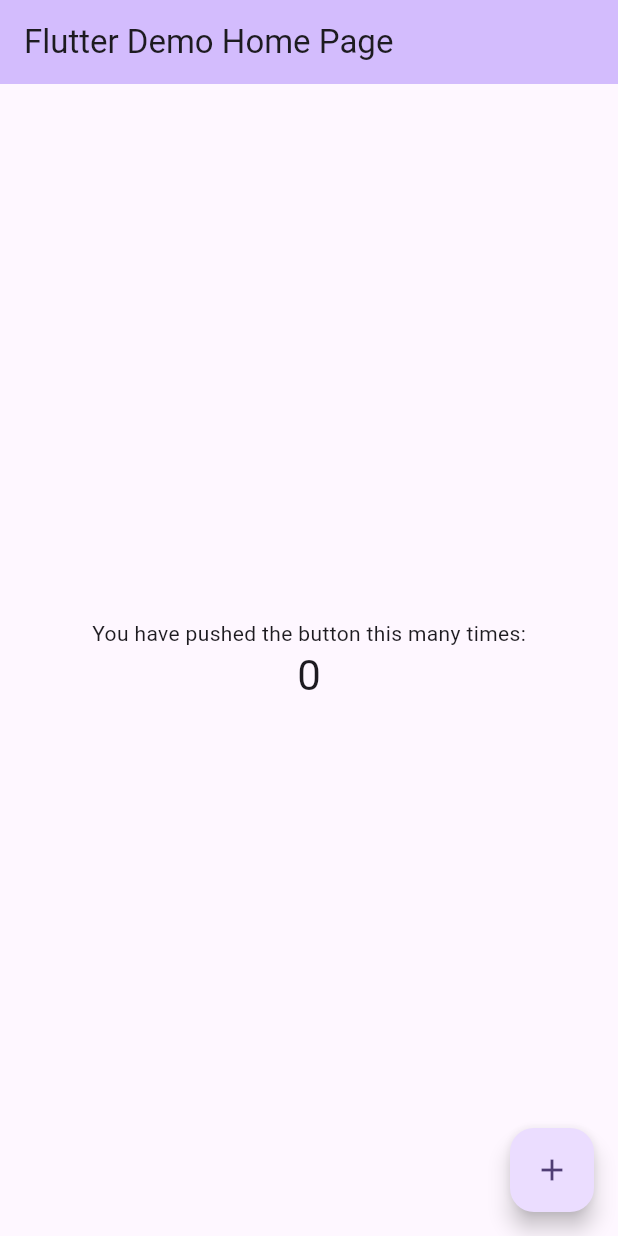
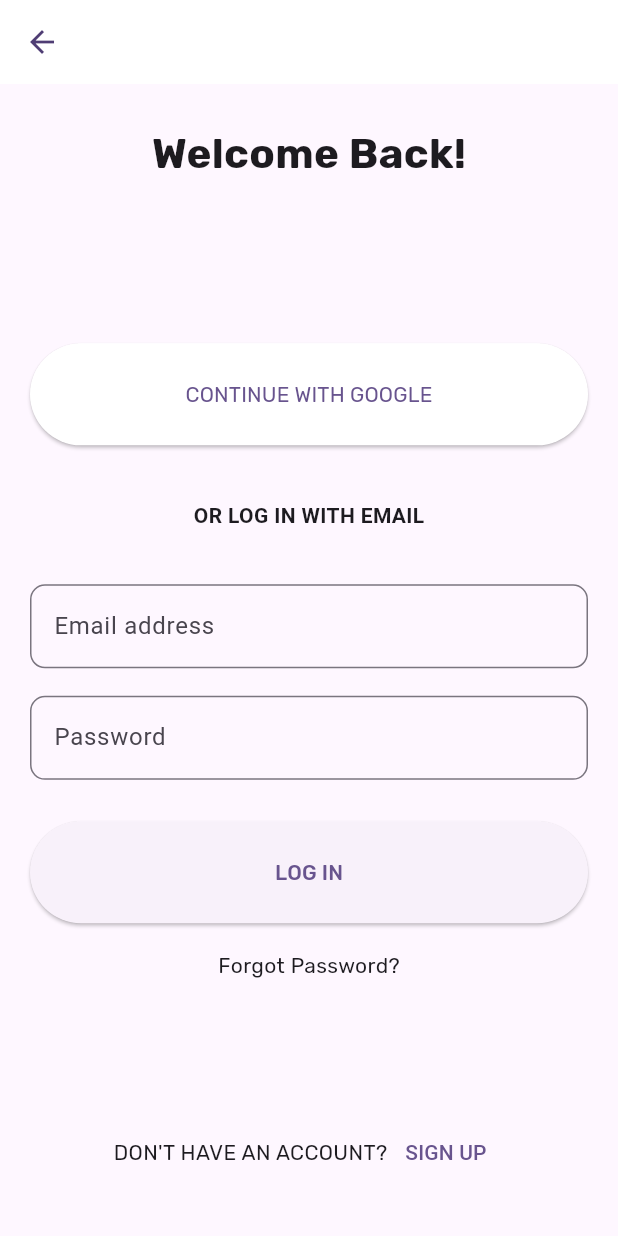
Before and after one commit to mertaksoyy/GoodPlace, a Flutter app: the screen it shows after launch, on a phone screen of 412 x 824 dp. Run offline on Flutter 3.47's test engine with Material 3 defaults, Android fonts, the phone set to English and light mode, and no system bars; our stand-ins replace firebase_core, google_fonts; accounts and stored records are empty.

Commit message:
Sign-in View

```diff
--- /dev/null
+++ b/goodplace/lib/constants/routes.dart
@@ -0,0 +1,3 @@
+const signInViewRoute = '/sign-in';
+const signUpViewRoute = '/sign-up';
+const verifyEmailViewRoute = 'verify-email';
--- a/goodplace/lib/main.dart
+++ b/goodplace/lib/main.dart
@@ -1,4 +1,6 @@
 import 'package:flutter/material.dart';
+import 'package:goodplace/constants/routes.dart';
+import 'package:goodplace/views/sign_in_view.dart';
 
 void main() {
   runApp(const MyApp());
@@ -12,114 +14,31 @@
   Widget build(BuildContext context) {
     return MaterialApp(
       title: 'Flutter Demo',
+      debugShowCheckedModeBanner: false,
       theme: ThemeData(
-        // This is the theme of your application.
-        //
-        // TRY THIS: Try running your application with "flutter run". You'll see
-        // the application has a purple toolbar. Then, without quitting the app,
-        // try changing the seedColor in the colorScheme below to Colors.green
-        // and then invoke "hot reload" (save your changes or press the "hot
-        // reload" button in a Flutter-supported IDE, or press "r" if you used
-        // the command line to start the app).
-        //
-        // Notice that the counter didn't reset back to zero; the application
-        // state is not lost during the reload. To reset the state, use hot
-        // restart instead.
-        //
-        // This works for code too, not just values: Most code changes can be
-        // tested with just a hot reload.
         colorScheme: ColorScheme.fromSeed(seedColor: Colors.deepPurple),
         useMaterial3: true,
       ),
-      home: const MyHomePage(title: 'Flutter Demo Home Page'),
+      routes: {
+        '/': (context) => const SignInView(),
+        signInViewRoute: (context) => const SignInView(),
+        //signUpViewRoute: (context) => const SignUpView(),
+      },
     );
   }
 }
 
-class MyHomePage extends StatefulWidget {
+class MyHomePage extends StatelessWidget {
+  final String title;
   const MyHomePage({super.key, required this.title});
-
-  // This widget is the home page of your application. It is stateful, meaning
-  // that it has a State object (defined below) that contains fields that affect
-  // how it looks.
-
-  // This class is the configuration for the state. It holds the values (in this
-  // case the title) provided by the parent (in this case the App widget) and
-  // used by the build method of the State. Fields in a Widget subclass are
-  // always marked "final".
-
-  final String title;
-
-  @override
-  State<MyHomePage> createState() => _MyHomePageState();
-}
-
-class _MyHomePageState extends State<MyHomePage> {
-  int _counter = 0;
-
-  void _incrementCounter() {
-    setState(() {
-      // This call to setState tells the Flutter framework that something has
-      // changed in this State, which causes it to rerun the build method below
-      // so that the display can reflect the updated values. If we changed
-      // _counter without calling setState(), then the build method would not be
-      // called again, and so nothing would appear to happen.
-      _counter++;
-    });
-  }
 
   @override
   Widget build(BuildContext context) {
-    // This method is rerun every time setState is called, for instance as done
-    // by the _incrementCounter method above.
-    //
-    // The Flutter framework has been optimized to make rerunning build methods
-    // fast, so that you can just rebuild anything that needs updating rather
-    // than having to individually change instances of widgets.
     return Scaffold(
       appBar: AppBar(
-        // TRY THIS: Try changing the color here to a specific color (to
-        // Colors.amber, perhaps?) and trigger a hot reload to see the AppBar
-        // change color while the other colors stay the same.
-        backgroundColor: Theme.of(context).colorScheme.inversePrimary,
-        // Here we take the value from the MyHomePage object that was created by
-        // the App.build method, and use it to set our appbar title.
-        title: Text(widget.title),
+        title: const Text('desiufh'),
       ),
-      body: Center(
-        // Center is a layout widget. It takes a single child and positions it
-        // in the middle of the parent.
-        child: Column(
-          // Column is also a layout widget. It takes a list of children and
-          // arranges them vertically. By default, it sizes itself to fit its
-          // children horizontally, and tries to be as tall as its parent.
-          //
-          // Column has various properties to control how it sizes itself and
-          // how it positions its children. Here we use mainAxisAlignment to
-          // center the children vertically; the main axis here is the vertical
-          // axis because Columns are vertical (the cross axis would be
-          // horizontal).
-          //
-          // TRY THIS: Invoke "debug painting" (choose the "Toggle Debug Paint"
-          // action in the IDE, or press "p" in the console), to see the
-          // wireframe for each widget.
-          mainAxisAlignment: MainAxisAlignment.center,
-          children: <Widget>[
-            const Text(
-              'You have pushed the button this many times:',
-            ),
-            Text(
-              '$_counter',
-              style: Theme.of(context).textTheme.headlineMedium,
-            ),
-          ],
-        ),
-      ),
-      floatingActionButton: FloatingActionButton(
-        onPressed: _incrementCounter,
-        tooltip: 'Increment',
-        child: const Icon(Icons.add),
-      ), // This trailing comma makes auto-formatting nicer for build methods.
+      body: Image.asset('assets/images/welcome.png'),
     );
   }
 }
--- /dev/null
+++ b/goodplace/lib/views/sign_in_view.dart
@@ -0,0 +1,171 @@
+import 'package:flutter/material.dart';
+import 'package:google_fonts/google_fonts.dart';
+
+class SignInView extends StatefulWidget {
+  const SignInView({super.key});
+
+  @override
+  State<SignInView> createState() => _MyWidgetState();
+}
+
+class _MyWidgetState extends State<SignInView> {
+  final String screenMessage = 'Welcome Back!';
+  final String gButtonMessage = 'CONTINUE WITH GOOGLE';
+  final String textMessage1 = 'OR LOG IN WITH EMAIL';
+
+  final String lastMessage1 = "DON'T HAVE AN ACCOUNT?";
+  final String lastMessage2 = " SIGN UP";
+
+  late final TextEditingController emailController;
+  late final TextEditingController passwordController;
+
+  @override
+  void initState() {
+    emailController = TextEditingController();
+    passwordController = TextEditingController();
+    super.initState();
+  }
+
+  @override
+  Widget build(BuildContext context) {
+    final height = MediaQuery.of(context).size.height;
+    const devHeight = 896;
+
+    final welcomeHeight = height * 28.47 / devHeight;
+    final googleButtonHeight = height * 116 / devHeight;
+    final loginTextHeight = height * 40 / devHeight;
+    final emailTextFieldHeight = height * 39 / devHeight;
+    final passwordTextFieldHeight = height * 20 / devHeight;
+    final loginButtonHeight = height * 30 / devHeight;
+    final forgotPasswordHeight = height * 20 / devHeight;
+
+    return Scaffold(
+      appBar: AppBar(
+        backgroundColor: Colors.white,
+        leading: CircleAvatar(
+          backgroundColor: Colors.white,
+          child: IconButton(
+            onPressed: () {},
+            icon: Icon(Icons.arrow_back),
+          ),
+        ),
+      ),
+      body: SafeArea(
+        child: Column(
+          mainAxisAlignment: MainAxisAlignment.center,
+          children: [
+            Padding(
+              padding: EdgeInsets.only(top: welcomeHeight),
+              child: Text(
+                style: GoogleFonts.rubik(
+                  fontSize: 28,
+                  fontWeight: FontWeight.bold,
+                ),
+                screenMessage,
+              ),
+            ),
+            Padding(
+              padding: EdgeInsets.fromLTRB(20, googleButtonHeight, 20, 0),
+              child: ElevatedButton(
+                style: ElevatedButton.styleFrom(
+                  backgroundColor: Colors.white,
+                  shape: RoundedRectangleBorder(
+                    borderRadius: BorderRadius.circular(35.76),
+                  ),
+                ),
+                onPressed: () {},
+                child: Padding(
+                  padding: EdgeInsets.symmetric(vertical: 24),
+                  child: Center(
+                    child: Text(
+                      gButtonMessage,
+                      style: GoogleFonts.rubik(
+                        fontSize: 14,
+                        fontWeight: FontWeight.normal,
+                      ),
+                    ),
+                  ),
+                ),
+              ),
+            ),
+            Padding(
+              padding: EdgeInsets.only(top: loginTextHeight),
+              child: Text(
+                textMessage1,
+                style: TextStyle(fontSize: 14, fontWeight: FontWeight.bold),
+              ),
+            ),
+            Padding(
+              padding: EdgeInsets.fromLTRB(20, emailTextFieldHeight, 20, 0),
+              child: TextField(
+                decoration: InputDecoration(
+                  border: OutlineInputBorder(
+                    borderRadius: BorderRadius.circular(10.0),
+                  ),
+                  hintText: 'Email address',
+                ),
+              ),
+            ),
+            Padding(
+              padding: EdgeInsets.fromLTRB(20, passwordTextFieldHeight, 20, 0),
+              child: TextField(
+                decoration: InputDecoration(
+                  border: OutlineInputBorder(
+                    borderRadius: BorderRadius.circular(10.0),
+                  ),
+                  hintText: 'Password',
+                ),
+              ),
+            ),
+            Padding(
+              padding: EdgeInsets.fromLTRB(20, loginButtonHeight, 20, 0),
+              child: ElevatedButton(
+                style: ElevatedButton.styleFrom(
+                  shape: RoundedRectangleBorder(
+                    borderRadius: BorderRadius.circular(35.76),
+                  ),
+                ),
+                onPressed: () {},
+                child: Padding(
+                  padding: EdgeInsets.symmetric(vertical: 24),
+                  child: Center(
+                    child: Text(
+                      'LOG IN',
+                      style: GoogleFonts.rubik(
+                        fontSize: 14,
+                        fontWeight: FontWeight.w500,
+                      ),
+                    ),
+                  ),
+                ),
+              ),
+            ),
+            Padding(
+              padding: EdgeInsets.only(top: forgotPasswordHeight),
+              child: Text(
+                'Forgot Password?',
+                style: GoogleFonts.rubik(
+                    fontSize: 14, fontStyle: FontStyle.normal),
+              ),
+            ),
+            Spacer(),
+            Padding(
+              padding: EdgeInsets.only(bottom: 32),
+              child: Row(
+                mainAxisAlignment: MainAxisAlignment.center,
+                children: [
+                  Text(
+                    lastMessage1,
+                    style: GoogleFonts.rubik(
+                        fontSize: 14, fontStyle: FontStyle.normal),
+                  ),
+                  TextButton(onPressed: () {}, child: Text('SIGN UP')),
+                ],
+              ),
+            ),
+          ],
+        ),
+      ),
+    );
+  }
+}
```
Also changed, not shown: goodplace/pubspec.yaml (+5 -2 lines), goodplace/assets/images/welcome.png (added), goodplace/firebase.json (added), goodplace/lib/firebase_options.dart (added), goodplace/lib/views/sign_up_view.dart (added), goodplace/pubspec.lock, 7 other files.
